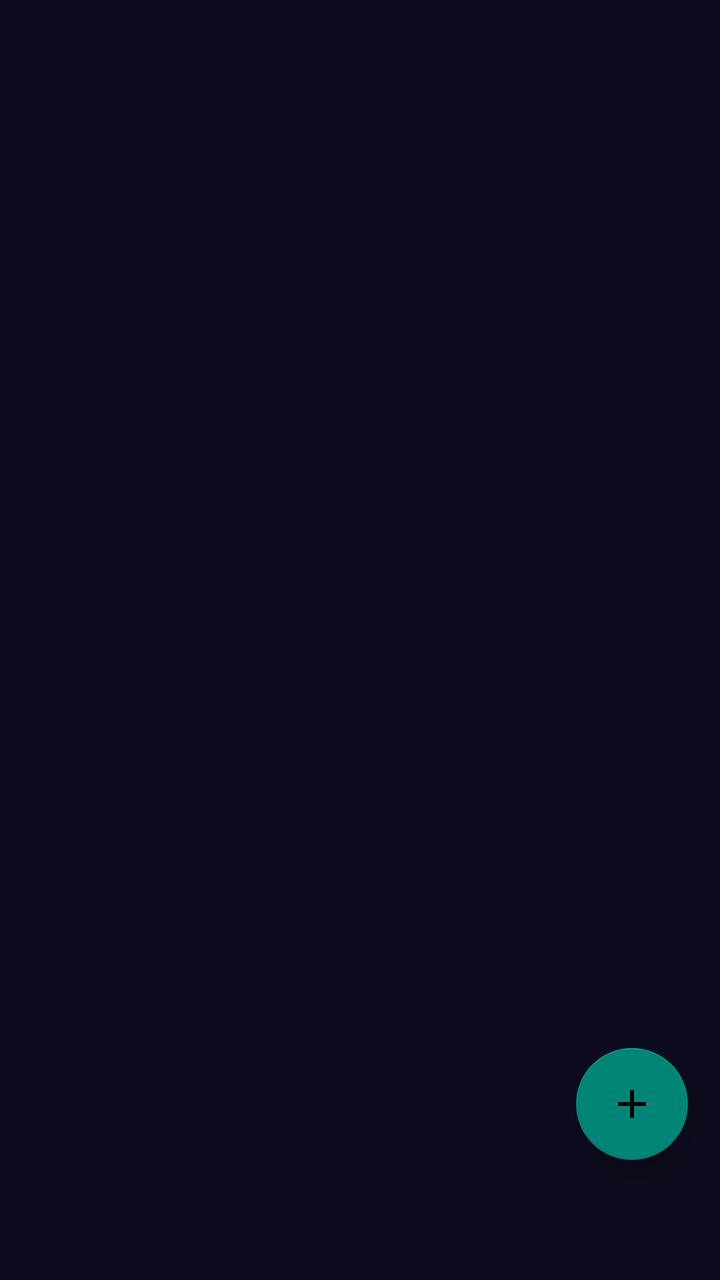
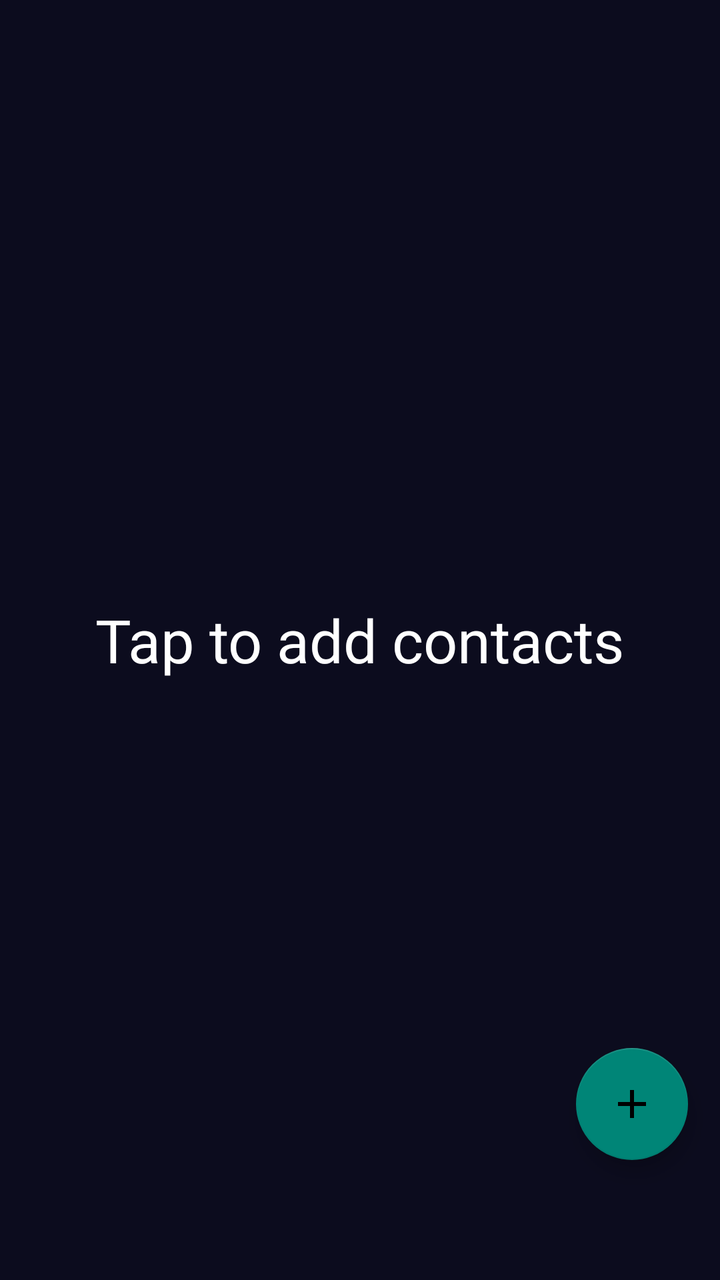

Screens rendered from an Android XML layout before and after an edit, with the pre-edit source and the edit as a unified diff.
<!-- AndroidManifest.xml: application theme Theme.AppCompat.Light.DarkActionBar -->
<!-- res/layout/activity_load_contacts.xml -->
<?xml version="1.0" encoding="utf-8"?>
<RelativeLayout xmlns:android="http://schemas.android.com/apk/res/android"
    xmlns:app="http://schemas.android.com/apk/res-auto"
    xmlns:tools="http://schemas.android.com/tools"
    android:layout_width="match_parent"
    android:layout_height="match_parent"
    tools:context=".LoadContactsActivity"
    android:background="#0C0C1E"
    >


    <ListView
        android:id="@+id/listview"
        android:layout_width="match_parent"
        android:layout_height="wrap_content" />

    <com.google.android.material.floatingactionbutton.FloatingActionButton
        android:id="@+id/add_fab"
        android:layout_width="70dp"
        android:layout_height="70dp"

        android:layout_alignParentRight="true"
        android:layout_alignParentBottom="true"
        android:layout_gravity="end"
        android:layout_marginEnd="16dp"
        android:layout_marginBottom="60dp"
        android:src="@drawable/baseline_add_24"
        app:fabSize="normal"
        app:layout_constraintBottom_toBottomOf="parent"
        app:layout_constraintEnd_toEndOf="parent" />


</RelativeLayout>
<!-- resources referenced by this layout -->
<resources>
  <!-- drawable baseline_add_24 (drawable) -->
  <vector android:height="24dp" android:tint="#000000"
      android:viewportHeight="24" android:viewportWidth="24"
      android:width="24dp" xmlns:android="http://schemas.android.com/apk/res/android">
      <path android:fillColor="@android:color/white" android:pathData="M19,13h-6v6h-2v-6H5v-2h6V5h2v6h6v2z"/>
  </vector>
</resources>

<!-- the commit's change to res/layout/activity_load_contacts.xml (unified diff, before → after) -->
@@ -12,8 +12,18 @@
     <ListView
         android:id="@+id/listview"
         android:layout_width="match_parent"
-        android:layout_height="wrap_content" />
+        android:layout_height="wrap_content" >
 
+    </ListView>
+    <TextView
+        android:id="@+id/textView_emptylist"
+        android:layout_width="wrap_content"
+        android:layout_height="wrap_content"
+        android:layout_centerHorizontal="true"
+        android:layout_centerVertical="true"
+        android:text="Tap to add contacts"
+        android:textColor="@color/white"
+        android:textSize="30sp"/>
     <com.google.android.material.floatingactionbutton.FloatingActionButton
         android:id="@+id/add_fab"
         android:layout_width="70dp"
<!-- resource entries referenced after the edit -->
@@ -1,5 +1,6 @@
 <!-- resources referenced by this layout -->
 <resources>
+  <color name="white">#FFFFFFFF</color>
   <!-- drawable baseline_add_24 (drawable) -->
   <vector android:height="24dp" android:tint="#000000"
       android:viewportHeight="24" android:viewportWidth="24"
